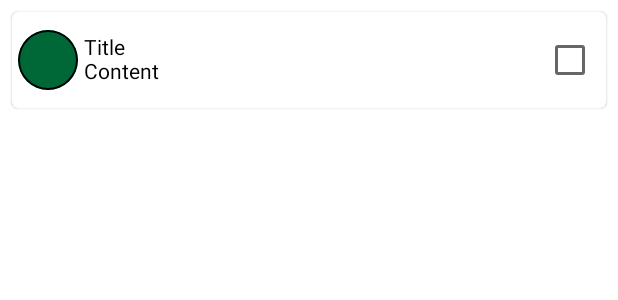
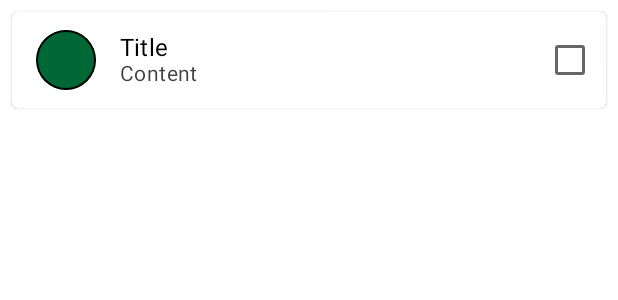
Before and after one commit to yoshixmk/jetnotes, an Android app built with Jetpack Compose: the @Preview function NotePreview, on a phone screen of 412 x 824 dp. Shown: the top 300 px of the screen. Run offline under Robolectric (Android 15) with nearby library versions, the phone set to English and light mode, and no system bars.

Commit message:
styled text. refactor modifier

```diff
--- a/app/src/main/java/com/yourcompany/android/jetnotes/ui/components/Note.kt
+++ b/app/src/main/java/com/yourcompany/android/jetnotes/ui/components/Note.kt
@@ -14,8 +14,11 @@ import androidx.compose.ui.Alignment
 import androidx.compose.ui.Modifier
 import androidx.compose.ui.draw.shadow
 import androidx.compose.ui.graphics.Color
+import androidx.compose.ui.text.TextStyle
+import androidx.compose.ui.text.font.FontWeight
 import androidx.compose.ui.tooling.preview.Preview
 import androidx.compose.ui.unit.dp
+import androidx.compose.ui.unit.sp
 import com.yourcompany.android.jetnotes.theme.green
 
 @Composable
@@ -30,10 +33,11 @@ fun Note() {
       .background(color = Color.White, shape = backgroundShape)
   ) {
     NoteColor(
-      modifier = Modifier.align(Alignment.CenterVertically),
+      modifier = Modifier
+        .align(Alignment.CenterVertically)
+        .padding(start = 16.dp, end = 16.dp),
       color = green,
       size = 40.dp,
-      padding = 4.dp,
       border = 1.dp
     )
     Column(
@@ -41,8 +45,26 @@ fun Note() {
         .weight(1f)
         .align(Alignment.CenterVertically)
     ) {
-      Text(text = "Title", maxLines = 1)
-      Text(text = "Content", maxLines = 1)
+      Text(
+        text = "Title",
+        color = Color.Black,
+        maxLines = 1,
+        style = TextStyle(
+          fontWeight = FontWeight.Normal,
+          fontSize = 16.sp,
+          letterSpacing = 0.15.sp
+        )
+      )
+      Text(
+        text = "Content",
+        color = Color.Black.copy(alpha = 0.75f),
+        maxLines = 1,
+        style = TextStyle(
+          fontWeight = FontWeight.Normal,
+          fontSize = 14.sp,
+          letterSpacing = 0.25.sp
+        )
+      )
     }
     Checkbox(
       checked = false,
--- a/app/src/main/java/com/yourcompany/android/jetnotes/ui/components/NoteColor.kt
+++ b/app/src/main/java/com/yourcompany/android/jetnotes/ui/components/NoteColor.kt
@@ -4,7 +4,6 @@ import androidx.compose.foundation.BorderStroke
 import androidx.compose.foundation.background
 import androidx.compose.foundation.border
 import androidx.compose.foundation.layout.Box
-import androidx.compose.foundation.layout.padding
 import androidx.compose.foundation.layout.size
 import androidx.compose.foundation.shape.CircleShape
 import androidx.compose.runtime.Composable
@@ -21,12 +20,10 @@ fun NoteColor(
   modifier: Modifier = Modifier,
   color: Color,
   size: Dp,
-  padding: Dp = 0.dp,
   border: Dp,
 ) {
   Box(
     modifier = modifier
-      .padding(padding)
       .size(size)
       .clip(CircleShape)
       .background(color)
@@ -46,7 +43,6 @@ fun NoteColorPreview() {
   NoteColor(
     color = Color.Red,
     size = 40.dp,
-    padding = 4.dp,
     border = 2.dp
   )
 }
```
